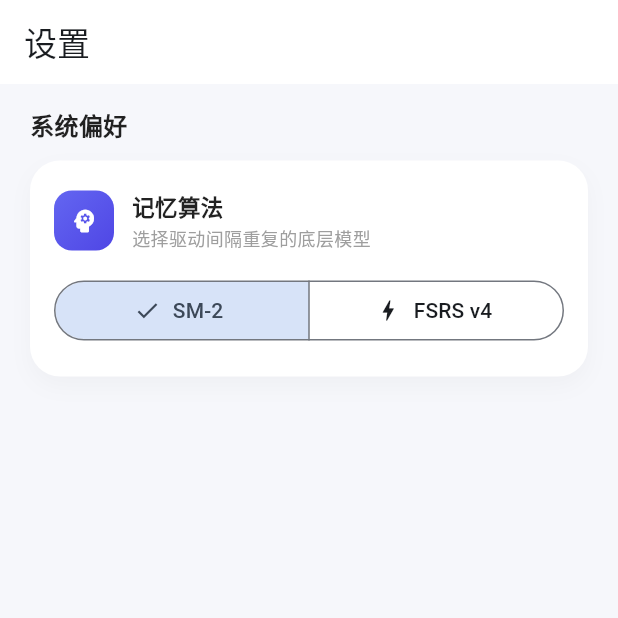
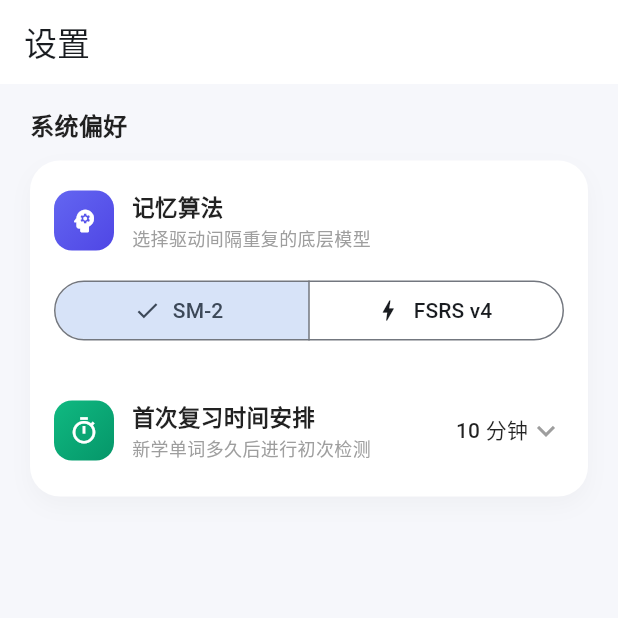
Before and after one commit to Binary-Dracula/BreezeJP, a Flutter app: the SettingsPage screen opened by its route, on a phone screen of 412 x 824 dp, the top half of it. Run offline on Flutter 3.47's test engine with Material 3 defaults, Android fonts, the phone set to English and light mode, and no system bars; our stand-ins replace dio, fl_chart, flutter_riverpod, freezed_annotation, go_router, just_audio and 5 more; missing offline and left inert: dart:ffi, ruby_text, voicevox_core; accounts and stored records are empty; generated files the repository leaves out were written again.

Commit message:
feat: 新增首次复习时间设置项并升级版本至0.1.1

```diff
--- a/lib/core/providers/preferences_provider.dart
+++ b/lib/core/providers/preferences_provider.dart
@@ -13,6 +13,28 @@ final algorithmTypeProvider =
     NotifierProvider<AlgorithmTypeNotifier, AlgorithmType>(() {
       return AlgorithmTypeNotifier();
     });
+
+final firstReviewIntervalProvider =
+    NotifierProvider<FirstReviewIntervalNotifier, int>(() {
+      return FirstReviewIntervalNotifier();
+    });
+
+class FirstReviewIntervalNotifier extends Notifier<int> {
+  static const _key = 'first_review_interval_minutes';
+
+  @override
+  int build() {
+    final prefs = ref.watch(sharedPreferencesProvider);
+    return prefs.getInt(_key) ?? 10; // 默认 10 分钟
+  }
+
+  Future<void> setInterval(int minutes) async {
+    final prefs = ref.read(sharedPreferencesProvider);
+    await prefs.setInt(_key, minutes);
+    state = minutes;
+  }
+}
+
 
 class AlgorithmTypeNotifier extends Notifier<AlgorithmType> {
   static const _key = 'review_algorithm_type';
--- a/lib/data/commands/word_command.dart
+++ b/lib/data/commands/word_command.dart
@@ -4,6 +4,7 @@ import '../../core/algorithm/algorithm_service_provider.dart';
 import '../../core/algorithm/srs_types.dart';
 import '../../core/constants/app_constants.dart';
 import '../../core/constants/learning_status.dart';
+import '../../core/providers/preferences_provider.dart';
 import '../../core/utils/app_logger.dart';
 import '../../core/utils/log_formatter.dart';
 import 'daily_stat_command.dart';
@@ -330,9 +331,9 @@ class WordCommand {
 
     // 不再调用 _algorithmService.calculate 预推演未来时间
     // 强制新单词必须尽早/立刻进行首次复习
+    final delayMinutes = ref.read(firstReviewIntervalProvider);
     final now = DateTime.now();
-    // 给予1分钟缓冲，或者直接等于now皆可
-    final firstReviewTime = now.add(const Duration(minutes: 1));
+    final firstReviewTime = now.add(Duration(minutes: delayMinutes));
 
     // 生成一个假的初始 output 用于后续如果真的需要传参
     final output = SRSOutput(
--- a/lib/features/settings/pages/settings_page.dart
+++ b/lib/features/settings/pages/settings_page.dart
@@ -126,6 +126,86 @@ class SettingsPage extends ConsumerWidget {
                         ),
                       ),
                     ),
+                    const SizedBox(height: 32),
+                    Row(
+                      children: [
+                        Container(
+                          width: 40,
+                          height: 40,
+                          decoration: BoxDecoration(
+                            gradient: const LinearGradient(
+                              colors: [Color(0xFF10B981), Color(0xFF059669)],
+                              begin: Alignment.topLeft,
+                              end: Alignment.bottomRight,
+                            ),
+                            borderRadius: BorderRadius.circular(12),
+                          ),
+                          child: const Icon(
+                            Icons.timer_outlined,
+                            color: Colors.white,
+                            size: 20,
+                          ),
+                        ),
+                        const SizedBox(width: 12),
+                        const Expanded(
+                          child: Column(
+                            crossAxisAlignment: CrossAxisAlignment.start,
+                            children: [
+                              Text(
+                                '首次复习时间安排',
+                                style: TextStyle(
+                                  fontSize: 15,
+                                  fontWeight: FontWeight.w600,
+                                  color: Colors.black87,
+                                ),
+                              ),
+                              SizedBox(height: 2),
+                              Text(
+                                '新学单词多久后进行初次检测',
+                                style: TextStyle(
+                                  fontSize: 12,
+                                  color: Colors.grey,
+                                ),
+                              ),
+                            ],
+                          ),
+                        ),
+                        Consumer(
+                          builder: (context, ref, _) {
+                            final currentInterval = ref.watch(firstReviewIntervalProvider);
+                            final intervals = [5, 10, 15, 20, 25, 30];
+
+                            return DropdownButtonHideUnderline(
+                              child: DropdownButton<int>(
+                                value: intervals.contains(currentInterval) ? currentInterval : 10,
+                                icon: const Icon(Icons.keyboard_arrow_down, color: Colors.grey),
+                                elevation: 0,
+                                dropdownColor: Colors.white,
+                                alignment: Alignment.centerRight,
+                                items: intervals.map((int value) {
+                                  return DropdownMenuItem<int>(
+                                    value: value,
+                                    child: Text(
+                                      '$value 分钟',
+                                      style: const TextStyle(
+                                        fontSize: 14,
+                                        fontWeight: FontWeight.w500,
+                                        color: Colors.black87,
+                                      ),
+                                    ),
+                                  );
+                                }).toList(),
+                                onChanged: (int? newValue) {
+                                  if (newValue != null) {
+                                    ref.read(firstReviewIntervalProvider.notifier).setInterval(newValue);
+                                  }
+                                },
+                              ),
+                            );
+                          },
+                        ),
+                      ],
+                    ),
                   ],
                 ),
               ),
--- a/pubspec.yaml
+++ b/pubspec.yaml
@@ -1,7 +1,7 @@
 name: breeze_jp
 description: "A new Flutter project."
 publish_to: 'none'
-version: 0.1.0
+version: 0.1.1
 
 environment:
   sdk: ^3.10.0
```
Also changed, not shown: lib/data/commands/study_log_command.dart (line endings or trailing spaces).
